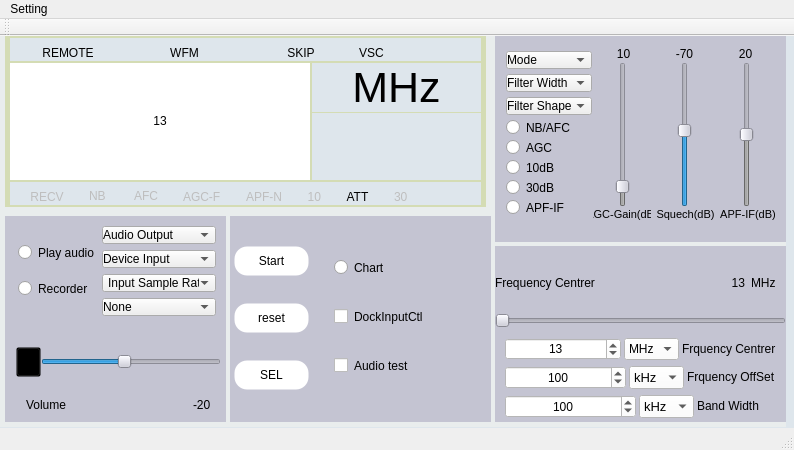
This is HF_Gui/HF_Gui/mainwindow.ui in TruongGlacio/HF_PC as Qt 5 draws it before an edit. The edited form follows.
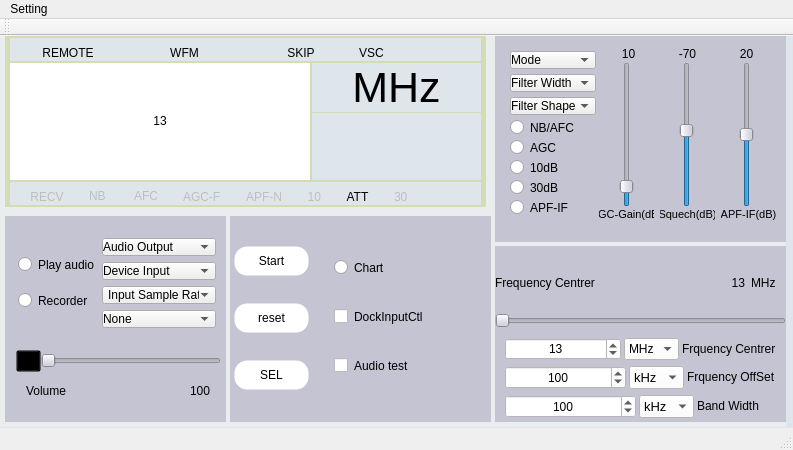
This is the edited form. Icons and pictures are not drawn.

The edit to the form file:
```diff
--- a/HF_Gui/HF_Gui/mainwindow.ui
+++ b/HF_Gui/HF_Gui/mainwindow.ui
@@ -6,7 +6,7 @@
    <rect>
     <x>0</x>
     <y>0</y>
-    <width>794</width>
+    <width>793</width>
     <height>450</height>
    </rect>
   </property>
@@ -869,23 +869,31 @@
            <item>
             <widget class="QSlider" name="Volume_horizontalSlider">
              <property name="sizePolicy">
-              <sizepolicy hsizetype="Preferred" vsizetype="Preferred">
+              <sizepolicy hsizetype="Preferred" vsizetype="Fixed">
                <horstretch>0</horstretch>
                <verstretch>0</verstretch>
               </sizepolicy>
              </property>
+             <property name="font">
+              <font>
+               <pointsize>1</pointsize>
+              </font>
+             </property>
              <property name="styleSheet">
               <string notr="true">color: rgb(239, 16, 16);
 border-color: rgb(223, 73, 73);</string>
              </property>
              <property name="minimum">
-              <number>-80</number>
+              <number>0</number>
              </property>
              <property name="maximum">
-              <number>50</number>
+              <number>100</number>
+             </property>
+             <property name="pageStep">
+              <number>5</number>
              </property>
              <property name="value">
-              <number>-20</number>
+              <number>0</number>
              </property>
              <property name="orientation">
               <enum>Qt::Horizontal</enum>
@@ -920,7 +928,7 @@
             </sizepolicy>
            </property>
            <property name="text">
-            <string>-20</string>
+            <string>100</string>
            </property>
           </widget>
          </item>
@@ -1126,7 +1134,7 @@
       <rect>
        <x>495</x>
        <y>0</y>
-       <width>291</width>
+       <width>301</width>
        <height>206</height>
       </rect>
      </property>
@@ -1142,7 +1150,7 @@
         <height>201</height>
        </rect>
       </property>
-      <layout class="QHBoxLayout" name="horizontalLayout_4" stretch="2,5">
+      <layout class="QHBoxLayout" name="horizontalLayout_4" stretch="2,0">
        <property name="spacing">
         <number>1</number>
        </property>
@@ -1151,6 +1159,12 @@
          <property name="spacing">
           <number>1</number>
          </property>
+         <property name="leftMargin">
+          <number>4</number>
+         </property>
+         <property name="rightMargin">
+          <number>2</number>
+         </property>
          <item>
           <widget class="QComboBox" name="Mode_band_comboBox">
            <property name="sizePolicy">
@@ -1460,7 +1474,7 @@
            <item>
             <widget class="QSlider" name="AGC_Gain_value_verticalSlider">
              <property name="enabled">
-              <bool>false</bool>
+              <bool>true</bool>
              </property>
              <property name="layoutDirection">
               <enum>Qt::LeftToRight</enum>
@@ -1495,7 +1509,7 @@
            <item>
             <widget class="QSlider" name="APF_IF_value_verticalSlider">
              <property name="enabled">
-              <bool>false</bool>
+              <bool>true</bool>
              </property>
              <property name="layoutDirection">
               <enum>Qt::LeftToRight</enum>
@@ -2040,8 +2054,8 @@
     <rect>
      <x>0</x>
      <y>0</y>
-     <width>794</width>
-     <height>25</height>
+     <width>793</width>
+     <height>21</height>
     </rect>
    </property>
    <widget class="QMenu" name="menuSetting">
```
